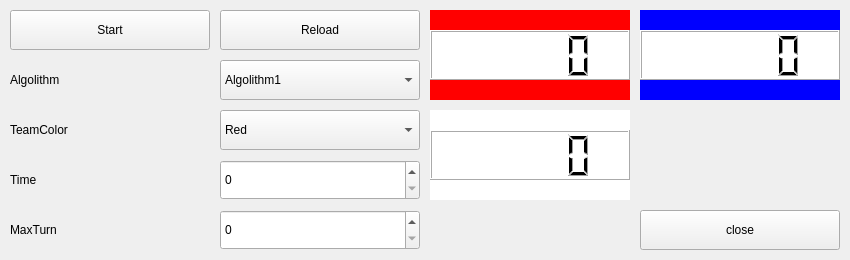
Before: the Qt Designer form src/mainwindow.ui in gra1024/Procon30_simulator, drawn with Qt 5.
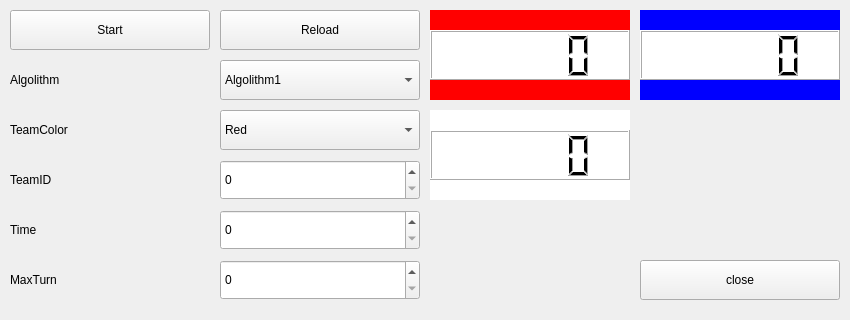
After: the same form once the commit is applied.

Diff of the .ui file:
```diff
--- a/src/mainwindow.ui
+++ b/src/mainwindow.ui
@@ -10,7 +10,7 @@
     <x>0</x>
     <y>0</y>
     <width>850</width>
-    <height>260</height>
+    <height>320</height>
    </rect>
   </property>
   <property name="font">
@@ -25,7 +25,7 @@
    <property name="geometry">
     <rect>
      <x>640</x>
-     <y>210</y>
+     <y>260</y>
      <width>200</width>
      <height>40</height>
     </rect>
@@ -105,7 +105,7 @@
    <property name="geometry">
     <rect>
      <x>10</x>
-     <y>160</y>
+     <y>210</y>
      <width>200</width>
      <height>40</height>
     </rect>
@@ -118,7 +118,7 @@
    <property name="geometry">
     <rect>
      <x>10</x>
-     <y>210</y>
+     <y>260</y>
      <width>200</width>
      <height>40</height>
     </rect>
@@ -171,7 +171,7 @@
    <property name="geometry">
     <rect>
      <x>220</x>
-     <y>160</y>
+     <y>210</y>
      <width>200</width>
      <height>40</height>
     </rect>
@@ -181,7 +181,7 @@
    <property name="geometry">
     <rect>
      <x>220</x>
-     <y>210</y>
+     <y>260</y>
      <width>200</width>
      <height>40</height>
     </rect>
@@ -322,6 +322,32 @@
     <string/>
    </property>
   </widget>
+  <widget class="QLabel" name="label_teamID">
+   <property name="geometry">
+    <rect>
+     <x>10</x>
+     <y>160</y>
+     <width>200</width>
+     <height>40</height>
+    </rect>
+   </property>
+   <property name="text">
+    <string>TeamID</string>
+   </property>
+  </widget>
+  <widget class="QSpinBox" name="spinBox_teamID">
+   <property name="geometry">
+    <rect>
+     <x>220</x>
+     <y>160</y>
+     <width>200</width>
+     <height>40</height>
+    </rect>
+   </property>
+   <property name="maximum">
+    <number>999999999</number>
+   </property>
+  </widget>
  </widget>
  <layoutdefault spacing="6" margin="11"/>
  <resources/>
```
